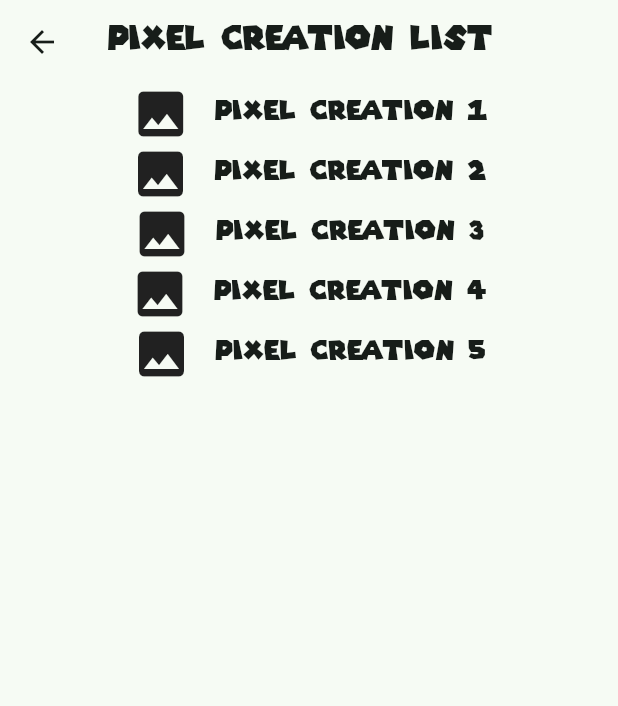
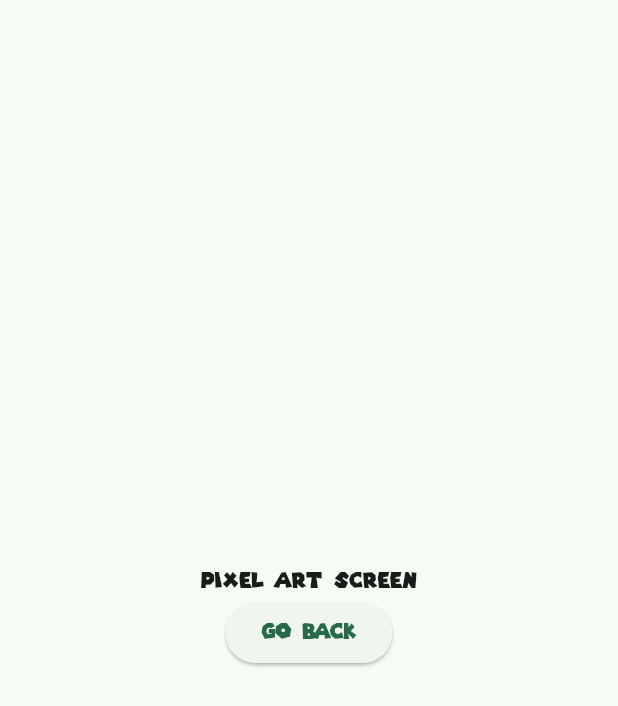
Before and after one commit to Remixpak/3479A321_2023479030_, a Flutter app: the screen it shows after launch, after a tap on the "list" icon, on a phone screen of 412 x 824 dp. Shown: the top 706 px of the screen. Run offline on Flutter 3.47's test engine with Material 3 defaults, Android fonts, the phone set to English and light mode, and no system bars; our stand-ins replace logger.

Commit message:
lab 5 hasta el item 6

```diff
--- a/lib/main.dart
+++ b/lib/main.dart
@@ -3,7 +3,10 @@
 import 'package:flutter_aplication_lab2/pages/list_art.dart';
 import 'package:flutter_aplication_lab2/pages/list_creation.dart';
 import 'package:flutter_aplication_lab2/pages/my_home_page.dart';
+import 'package:flutter_aplication_lab2/providers/configurationData.dart';
 import 'package:logger/logger.dart';
+import 'package:flutter_aplication_lab2/pages/pixelArtScreen.dart';
+import 'package:provider/provider.dart';
 
 void main() {
   runApp(const MyApp());
@@ -18,7 +21,7 @@
     var logger = Logger();
     logger.d("Logger is working!");
 
-    return MaterialApp(
+    /*return MaterialApp(
       title: 'Flutter Demo',
       theme: ThemeData(
 
@@ -31,6 +34,25 @@
       //home: ListArtScreen(),
       //home: ListCreationScreen(),
       //home: AboutScreen(),
+      //home: Pixelartscreen(title: 'Pixel Art Screen'),
+    );*/
+    return ChangeNotifierProvider<AppData>(
+      create: (context) => AppData(),
+      child: MaterialApp(
+        title: 'Flutter Demo',
+        theme: ThemeData(
+
+          fontFamily: 'SuperMario',
+          colorScheme: ColorScheme.fromSeed(
+            seedColor: const Color.fromARGB(255, 0, 255, 170),
+          ),
+        ),
+        home: MyHomePage(title: '2023479030'),
+        //home: ListArtScreen(),
+        //home: ListCreationScreen(),
+        //home: AboutScreen(),
+        //home: Pixelartscreen(title: 'Pixel Art Screen'),
+      ),
     );
   }
 }
--- a/lib/pages/my_home_page.dart
+++ b/lib/pages/my_home_page.dart
@@ -2,6 +2,7 @@ import 'package:flutter/material.dart';
 import 'package:flutter_aplication_lab2/pages/about.dart';
 import 'package:flutter_aplication_lab2/pages/list_art.dart';
 import 'package:flutter_aplication_lab2/pages/list_creation.dart';
+import 'package:flutter_aplication_lab2/pages/pixelArtScreen.dart';
 
 class MyHomePage extends StatefulWidget {
   const MyHomePage({super.key, required this.title});
@@ -71,6 +72,13 @@ class _MyHomePageState extends State<MyHomePage> {
     Navigator.push(
       context,
       MaterialPageRoute(builder: (context) => ListCreationScreen()),
+    );
+  }
+
+  void to_pixelArtScreen() {
+    Navigator.push(
+      context,
+      MaterialPageRoute(builder: (context) => Pixelartscreen(title: 'Pixel Art Screen')),
     );
   }
 
@@ -165,7 +173,8 @@ class _MyHomePageState extends State<MyHomePage> {
                     child: const Icon(Icons.create),
                   ),
                   ElevatedButton(
-                    onPressed: to_ListCreation,
+                    //onPressed: to_ListCreation,
+                    onPressed: to_pixelArtScreen,
                     child: const Icon(Icons.list),
                   ),
                 ],
--- /dev/null
+++ b/lib/pages/pixelArtScreen.dart
@@ -0,0 +1,75 @@
+import 'package:flutter/material.dart';
+import 'package:flutter_aplication_lab2/pages/my_home_page.dart';
+import 'package:logger/logger.dart';
+import 'package:provider/provider.dart';
+import 'package:flutter_aplication_lab2/providers/configurationData.dart';
+
+class Pixelartscreen extends MyHomePage
+{
+
+  const Pixelartscreen({super.key, required super.title});
+  @override
+   PixelartscreenState createState() => PixelartscreenState();
+
+
+
+}
+class PixelartscreenState extends State<Pixelartscreen>
+{
+  int _sizeGrid = 32;
+  @override
+  void initState() {
+   _sizeGrid = context.read<AppData>().size;
+    Logger().d("initState() called: " + _sizeGrid.toString());
+  }
+
+  @override
+  void didChangeDependencies() {
+    // TODO: implement didChangeDependencies
+    Logger().d("didChangeDependencies() called");
+  }
+
+  @override
+  void didUpdateWidget(covariant Pixelartscreen oldWidget) {
+    Logger().d("didUpdateWidget() called");
+  }
+
+  @override
+  void deactivate() {
+    Logger().d("deactivate() called");
+  }
+  @override
+  void dispose() {
+    Logger().d("dispose() called");
+    super.dispose();
+
+  }
+  @override
+  void reassemble() {
+    Logger().d("reassemble() called");
+  }
+
+
+  @override
+  Widget build(BuildContext context) {
+
+    return Scaffold(
+      body: Center(
+  child: Column(
+    mainAxisAlignment: MainAxisAlignment.center,
+    children: [
+      const Text("Pixel Art Screen"),
+      ElevatedButton(
+        onPressed: () {
+          Navigator.pop(context);
+        },
+        child: const Text('Go Back'),
+      ),
+    ],
+  ),
+),
+
+    );
+   }
+
+}
--- /dev/null
+++ b/lib/providers/configurationData.dart
@@ -0,0 +1,5 @@
+import 'package:flutter/material.dart';
+class AppData extends ChangeNotifier {
+int _size = 16;
+int get size => _size;
+}
--- a/pubspec.yaml
+++ b/pubspec.yaml
@@ -35,6 +35,7 @@ dependencies:
   # Use with the CupertinoIcons class for iOS style icons.
   cupertino_icons: ^1.0.8
   logger: ^2.6.1
+  provider: ^6.1.5+1
 dev_dependencies:
   flutter_test:
     sdk: flutter
```
Also changed, not shown: pubspec.lock.
